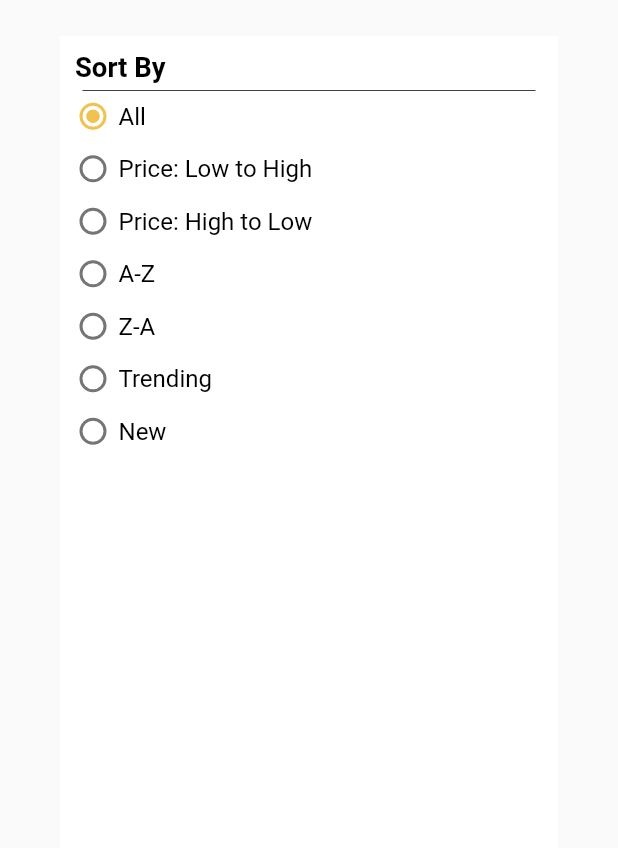
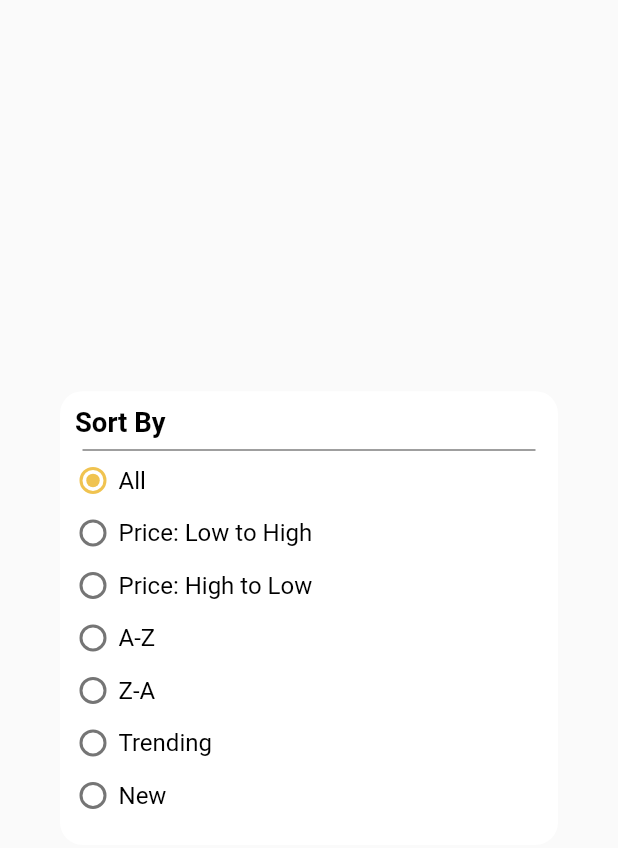
Before and after one commit to vaghelachirag/NebulaShoppy, a Flutter app: the FilterWidget widget shown alone on an empty page, opened directly with empty values, on a phone screen of 412 x 824 dp. Shown: the top 848 px of the screen. Run offline on Flutter 3.47's test engine with Material 2 defaults, Android fonts, the light colour scheme and no system bars; our stand-ins replace carousel_slider, community_material_icon, device_info_plus, flutter_html, flutter_screenutil, flutter_svg and 7 more; missing offline and left inert: flutter_launcher_icons, payumoney_pro_unofficial; accounts and stored records are empty; network calls fail; Roboto replaces fonts that are missing (Ember, Ember-Bold).

Commit message:
working on changes

```diff
--- a/lib/widget/filterWidget.dart
+++ b/lib/widget/filterWidget.dart
@@ -56,15 +56,12 @@
   Widget build(BuildContext context) {
     return Dialog(
       elevation: 0,
-      backgroundColor: Color(0xFFB74093),
+      backgroundColor: Color(0xffffffff),
       shape: RoundedRectangleBorder(
         borderRadius: BorderRadius.circular(15.0),
       ),
       child: Container(
           padding: EdgeInsets.all(10),
-          width:  MediaQuery.of(context).size.width,
-          height: MediaQuery.of(context).size.height,
-          color: Color(0xffffffff),
           child: Column(
             mainAxisSize: MainAxisSize.min,
             children: [
@@ -72,7 +69,7 @@
                 alignment: Alignment.topLeft,
                 child: setBoldText("Sort By", 16, Colors.black),
               ),
-              Padding(padding: EdgeInsets.fromLTRB(5, 5, 5, 5),child:
+              Padding(padding: EdgeInsets.fromLTRB(5, 8, 5, 8),child:
               divider(context)),
               Align(
                 alignment: Alignment.topLeft,
```
Also changed, not shown: lib/screen/address/getmyAddress.dart (+7 -2 lines), lib/screen/mycartlist.dart (+35 -17 lines).
